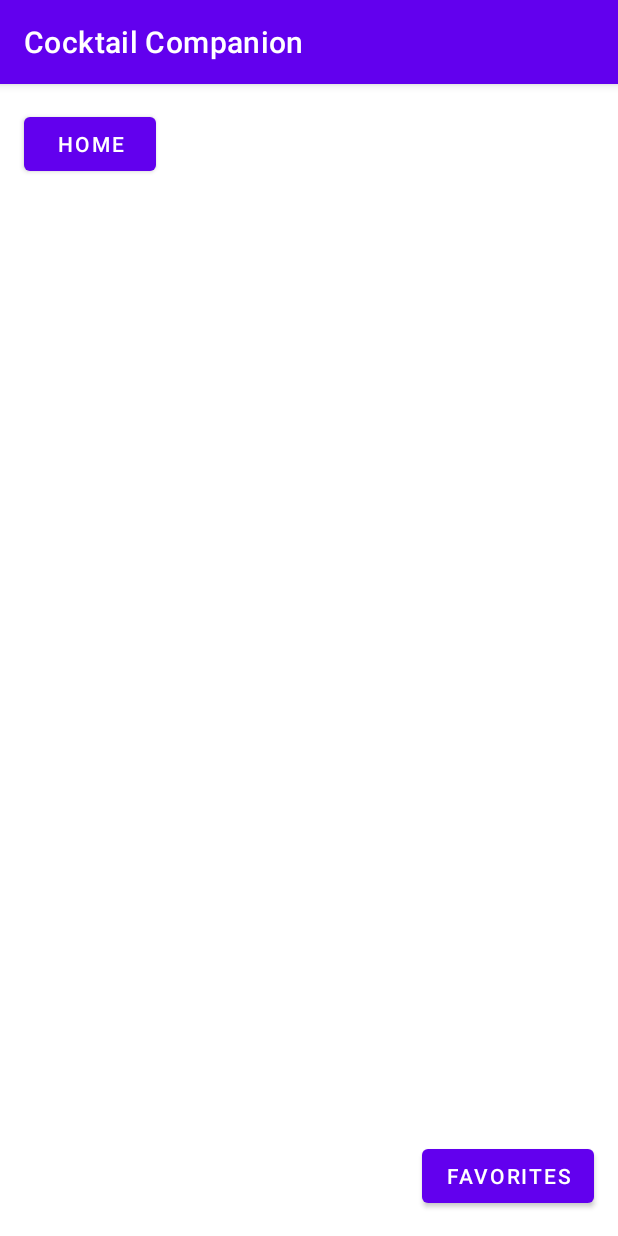
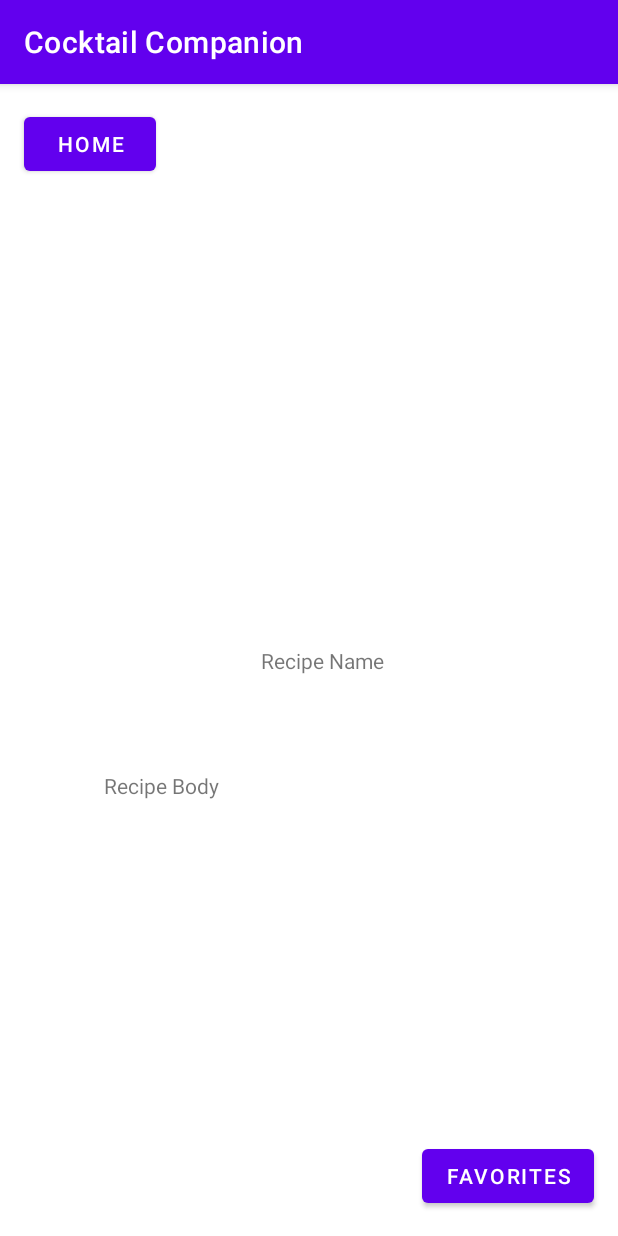
Before and after one commit to tylerjmwhit/Cocktail_Recipe_app, an Android app: the RecipeViewActivity screen opened directly, with no data from a screen before it, on a phone screen of 412 x 824 dp. Run offline under Robolectric (Android 15) with nearby library versions, the phone set to English and light mode, and no system bars.

Commit message:
added some layout elements to the recipeViewActivity

```diff
--- a/app/src/main/res/layout/activity_recipe_view.xml
+++ b/app/src/main/res/layout/activity_recipe_view.xml
@@ -27,5 +27,28 @@
         app:layout_constraintEnd_toEndOf="parent"
         tools:ignore="MissingConstraints" />
 
+    <TextView
+        android:id="@+id/_recipeBody"
+        android:layout_width="274dp"
+        android:layout_height="200dp"
+        android:layout_marginTop="64dp"
+        android:text="Recipe Body"
+        app:layout_constraintEnd_toEndOf="parent"
+        app:layout_constraintStart_toStartOf="parent"
+        app:layout_constraintTop_toBottomOf="@+id/_recipeName" />
+
+    <TextView
+        android:id="@+id/_recipeName"
+        android:layout_width="wrap_content"
+        android:layout_height="wrap_content"
+        android:layout_marginStart="16dp"
+        android:layout_marginEnd="16dp"
+        android:text="Recipe Name"
+        app:layout_constraintBottom_toBottomOf="parent"
+        app:layout_constraintEnd_toEndOf="parent"
+        app:layout_constraintHorizontal_bias="0.53"
+        app:layout_constraintStart_toStartOf="parent"
+        app:layout_constraintTop_toTopOf="parent" />
+
 
 </androidx.constraintlayout.widget.ConstraintLayout>
```
